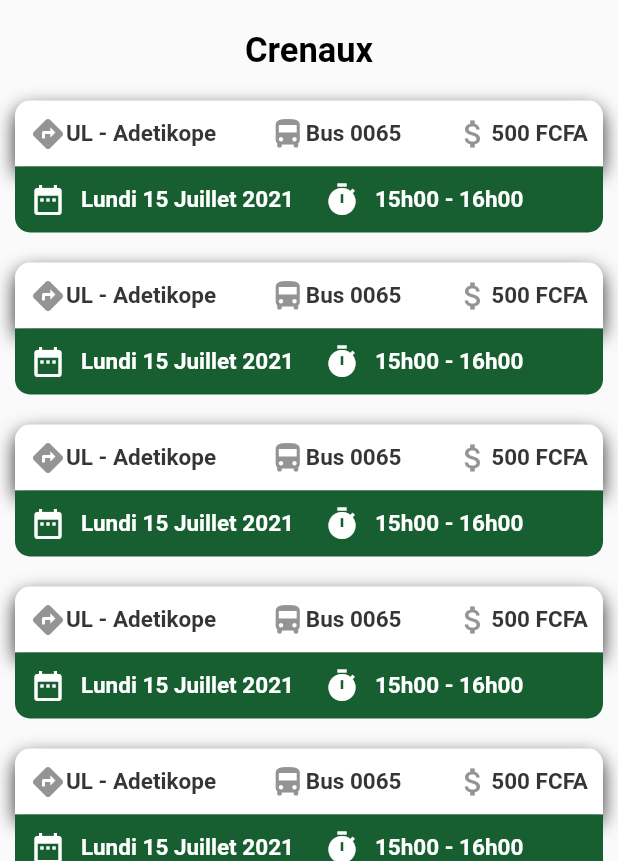
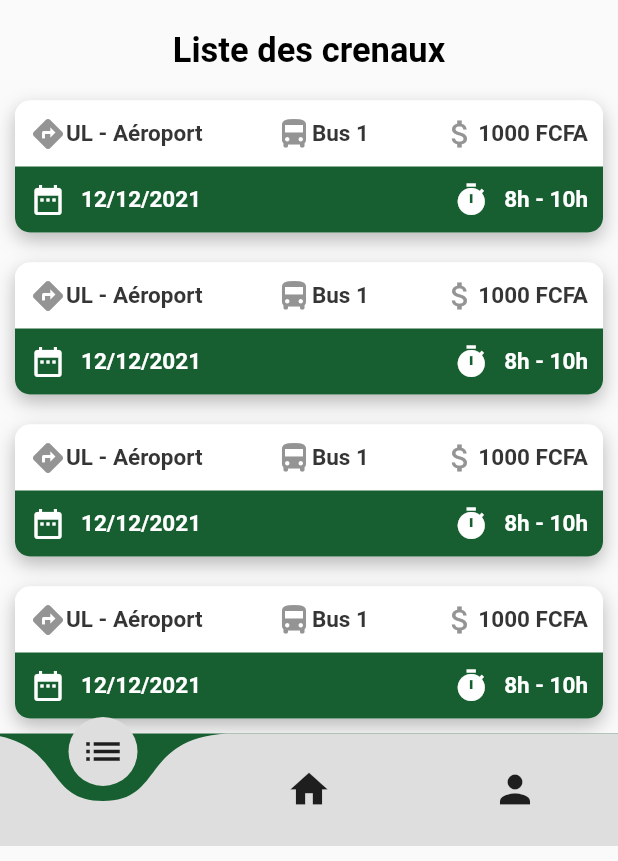
Before and after one commit to agnilondapakou/fee_bus, a Flutter app: the screen it shows after launch, on a phone screen of 412 x 824 dp, the part 375-1236 px from its top. Run offline on Flutter 3.47's test engine with Material 2 defaults, Android fonts, the light colour scheme and no system bars; drawn by our look-alikes of curved_navigation_bar.

Commit message:
Create navbar and fee list widget

```diff
--- a/lib/pages/crenaux_liste.dart
+++ b/lib/pages/crenaux_liste.dart
@@ -1,4 +1,11 @@
+import 'package:fee_bus/widgets/crenaux_widget.dart';
+import 'package:fee_bus/widgets/header_widget.dart';
+import 'package:fee_bus/widgets/nav_bar_widget.dart';
+import 'package:fee_bus/widgets/page_title_widget.dart';
 import 'package:flutter/material.dart';
+
+import '../widgets/header_text_widget.dart';
+import '../widgets/rounded_header_image_widget.dart';
 
 class CrenauxListe extends StatelessWidget {
   const CrenauxListe({super.key});
@@ -6,7 +13,8 @@ class CrenauxListe extends StatelessWidget {
   @override
   Widget build(BuildContext context) {
     return Scaffold(
-      body: SingleChildScrollView(
+      body: Container(
+        child: SingleChildScrollView(
           child: Column(
             children: [
               Column(
@@ -15,236 +23,73 @@ class CrenauxListe extends StatelessWidget {
                     alignment: Alignment.center,
                     clipBehavior: Clip.none,
                     children: [
-                    headerWidget(),
+                      const HeaderWidget(
+                        color: Color(0xFF175F30),
+                        width: double.infinity,
+                        height: 200,
+                      ),
                       Positioned(top: 150, child: profileImageWidget()),
                       Positioned(child: textWidget()),
                     ],
                   ),
                   titleWidget(),
                   crenauxListeWidget(),
+                  const NavBarWidget()
                 ],
               ),
             ],
+          ),
         ),
       ),
     );
   }
 }
 
-Widget headerWidget() => Container(
-      width: double.infinity,
-      height: 200,
-      decoration: const BoxDecoration(
+Widget profileImageWidget() => const RoundedHeaderWidget(
+      width: 100,
+      height: 100,
       color: Color(0xFF175F30),
-        borderRadius: BorderRadius.only(
-          bottomLeft: Radius.circular(30),
-          bottomRight: Radius.circular(30),
-        ),
+      image: Image(
+        image: AssetImage('assets/images/logo.png'),
       ),
     );
 
-Widget profileImageWidget() => Container(
-      width: 100,
-      height: 100,
-      decoration: const BoxDecoration(
-        color: Color(0xFF175F30),
-        shape: BoxShape.circle,
-        image: DecorationImage(
-          image: AssetImage('assets/images/logo.png'),
-          fit: BoxFit.cover,
-        ),
-      ),
-    );
-
-Widget textWidget() => Container(
-      margin: const EdgeInsets.only(right: 25, left: 25),
-      child: const Center(
-        child: Text(
-          'Fee Bus, votre application de réservation de crenaux',
+Widget textWidget() => const HeaderTextWidget(
+      margin: EdgeInsets.all(25),
+      text: 'Fee Bus, votre application de réservation de crenaux',
       textAlign: TextAlign.center,
-          style: TextStyle(
+      textStyle: TextStyle(
         color: Colors.white,
         fontSize: 19,
         fontWeight: FontWeight.w400,
       ),
-        ),
-      ),
     );
 
-Widget titleWidget() => Container(
-      margin: const EdgeInsets.only(top: 70),
-      child: const Center(
-        child: Text(
-          'Crenaux',
-          style: TextStyle(
+Widget titleWidget() => const PageTitleWidget(
+      margin: EdgeInsets.only(top: 70),
+      text: 'Liste des crenaux',
+      textStyle: TextStyle(
         color: Colors.black,
         fontSize: 23,
         fontWeight: FontWeight.bold,
-          ),
-        ),
       ),
     );
 
 Widget crenauxListeWidget() => Container(
     margin: const EdgeInsets.only(top: 10),
-    child: SingleChildScrollView(
     child: Column(
+      // ignore: prefer_const_literals_to_create_immutables
       children: [
-          crenauxWidget(),
-          crenauxWidget(),
-          crenauxWidget(),
-          crenauxWidget(),
-          crenauxWidget(),
-          crenauxWidget(),
-          crenauxWidget(),
-          crenauxWidget(),
-          crenauxWidget(),
-          crenauxWidget(),
-        ],
-      ),
-    ));
+        // create an loop to generate the list of crenaux
 
-Widget crenauxWidget() => Container(
-      margin: const EdgeInsets.all(10),
-      child: Column(
-        children: [
-          Container(
-            padding: const EdgeInsets.all(10),
-            decoration: const BoxDecoration(
-              color: Color.fromARGB(255, 255, 255, 255),
-              borderRadius: BorderRadius.only(
-                topLeft: Radius.circular(10),
-                topRight: Radius.circular(10),
-              ),
-              // give an shadow to the container
-              boxShadow: [
-                BoxShadow(
-                  color: Color.fromARGB(255, 42, 42, 42),
-                  blurRadius: 10,
-                  offset: Offset(0, 5),
+        for (var i = 0; i < 4; i++) ...[
+          const CrenauxWidget(
+            itineraire: 'UL - Aéroport',
+            heure: '8h - 10h',
+            date: '12/12/2021',
+            bus: 'Bus 1',
+            prix: '1000 FCFA',
           ),
         ],
-            ),
-            child: Row(
-              mainAxisAlignment: MainAxisAlignment.spaceBetween,
-              children: [
-                // add road icon
-                Row(
-                  // ignore: prefer_const_literals_to_create_immutables
-                  children: [
-                    const Icon(
-                      Icons.directions,
-                      color: Color.fromARGB(255, 148, 148, 148),
-                    ),
-                    const Text(
-                      'UL - Adetikope',
-                      style: TextStyle(
-                        color: Color.fromARGB(255, 53, 53, 53),
-                        fontSize: 15,
-                        fontWeight: FontWeight.bold,
-                      ),
-                    ),
       ],
-                ),
-                Row(
-                  mainAxisAlignment: MainAxisAlignment.center,
-                  // ignore: prefer_const_literals_to_create_immutables
-                  children: [
-                    const Icon(
-                      Icons.directions_bus,
-                      color: Color.fromARGB(255, 148, 148, 148),
-                    ),
-                    const Text('Bus 0065',
-                        style: TextStyle(
-                          color: Color.fromARGB(255, 53, 53, 53),
-                          fontSize: 15,
-                          fontWeight: FontWeight.bold,
-                        )),
-                  ],
-                ),
-                // fee icon
-                Row(
-                  // ignore: prefer_const_literals_to_create_immutables
-                  children: [
-                    const Icon(
-                      Icons.attach_money,
-                      color: Color.fromARGB(255, 148, 148, 148),
-                    ),
-                    const Text('500 FCFA',
-                        style: TextStyle(
-                          color: Color.fromARGB(255, 53, 53, 53),
-                          fontSize: 15,
-                          fontWeight: FontWeight.bold,
-                        )),
-                  ],
-                ),
-              ],
-            ),
-          ),
-          Container(
-            padding: const EdgeInsets.all(10),
-            decoration: const BoxDecoration(
-              color: Color(0xFF175F30),
-              borderRadius: BorderRadius.only(
-                bottomLeft: Radius.circular(10),
-                bottomRight: Radius.circular(10),
-              ),
-            ),
-            child: Column(
-              mainAxisAlignment: MainAxisAlignment.spaceBetween,
-              children: [
-                // add road icon
-                Row(
-                  children: [
-                    Row(
-                      // ignore: prefer_const_literals_to_create_immutables
-                      mainAxisAlignment: MainAxisAlignment.center,
-                      children: [
-                        const Icon(
-                          Icons.date_range,
-                          color: Color.fromARGB(255, 255, 255, 255),
-                        ),
-                        SizedBox(
-                          width: 10,
-                        ),
-                        const Text(
-                          'Lundi 15 Juillet 2021',
-                          style: TextStyle(
-                            color: Color.fromARGB(255, 255, 255, 255),
-                            fontSize: 15,
-                            fontWeight: FontWeight.bold,
-                          ),
-                        ),
-                      ],
-                    ),
-                    SizedBox(
-                      width: 20,
-                    ),
-                    // fee icon
-                    Row(
-                      mainAxisAlignment: MainAxisAlignment.center,
-                      // ignore: prefer_const_literals_to_create_immutables
-                      children: [
-                        const Icon(
-                          Icons.timer,
-                          color: Color.fromARGB(255, 255, 255, 255),
-                        ),
-                        SizedBox(
-                          width: 10,
-                        ),
-                        const Text('15h00 - 16h00',
-                            style: TextStyle(
-                              color: Color.fromARGB(255, 255, 255, 255),
-                              fontSize: 15,
-                              fontWeight: FontWeight.bold,
-                            )),
-                      ],
-                    ),
-                  ],
-                ),
-              ],
-            ),
-          ),
-        ],
-      ),
-    );
+    ));
--- /dev/null
+++ b/lib/widgets/crenaux_widget.dart
@@ -0,0 +1,164 @@
+import 'package:flutter/material.dart';
+
+class CrenauxWidget extends StatelessWidget {
+  final String? itineraire;
+  final String? heure;
+  final String? date;
+  final String? bus;
+  final String? prix;
+  const CrenauxWidget(
+      {Key? key, this.itineraire, this.heure, this.date, this.bus, this.prix})
+      : super(key: key);
+
+  @override
+  Widget build(BuildContext context) {
+    return Container(
+      margin: const EdgeInsets.all(10),
+      decoration: const BoxDecoration(
+        color: Color.fromARGB(255, 255, 255, 255),
+        borderRadius: BorderRadius.all(Radius.circular(10)),
+        boxShadow: [
+          BoxShadow(
+            color: Color.fromARGB(255, 183, 183, 183),
+            blurRadius: 10,
+            offset: Offset(0, 5),
+          ),
+        ],
+      ),
+      child: Column(
+        children: [
+          Container(
+            padding: const EdgeInsets.all(10),
+            decoration: const BoxDecoration(
+              color: Color.fromARGB(255, 255, 255, 255),
+              borderRadius: BorderRadius.only(
+                topLeft: Radius.circular(10),
+                topRight: Radius.circular(10),
+              ),
+            ),
+            child: Row(
+              mainAxisAlignment: MainAxisAlignment.spaceBetween,
+              children: [
+                // add road icon
+                Row(
+                  // ignore: prefer_const_literals_to_create_immutables
+                  children: [
+                    const Icon(
+                      Icons.directions,
+                      color: Color.fromARGB(255, 148, 148, 148),
+                    ),
+                    Text(
+                      '$itineraire',
+                      style: const TextStyle(
+                        color: Color.fromARGB(255, 53, 53, 53),
+                        fontSize: 15,
+                        fontWeight: FontWeight.bold,
+                      ),
+                    ),
+                  ],
+                ),
+                Row(
+                  mainAxisAlignment: MainAxisAlignment.center,
+                  // ignore: prefer_const_literals_to_create_immutables
+                  children: [
+                    const Icon(
+                      Icons.directions_bus,
+                      color: Color.fromARGB(255, 148, 148, 148),
+                    ),
+                    Text('$bus',
+                        style: const TextStyle(
+                          color: Color.fromARGB(255, 53, 53, 53),
+                          fontSize: 15,
+                          fontWeight: FontWeight.bold,
+                        )),
+                  ],
+                ),
+                // fee icon
+                Row(
+                  // ignore: prefer_const_literals_to_create_immutables
+                  children: [
+                    const Icon(
+                      Icons.attach_money,
+                      color: Color.fromARGB(255, 148, 148, 148),
+                    ),
+                    Text('$prix',
+                        style: TextStyle(
+                          color: Color.fromARGB(255, 53, 53, 53),
+                          fontSize: 15,
+                          fontWeight: FontWeight.bold,
+                        )),
+                  ],
+                ),
+              ],
+            ),
+          ),
+          Container(
+            padding: const EdgeInsets.all(10),
+            decoration: const BoxDecoration(
+              color: Color(0xFF175F30),
+              borderRadius: BorderRadius.only(
+                bottomLeft: Radius.circular(10),
+                bottomRight: Radius.circular(10),
+              ),
+            ),
+            child: Column(
+              mainAxisAlignment: MainAxisAlignment.spaceBetween,
+              children: [
+                // add road icon
+                Row(
+                  mainAxisAlignment: MainAxisAlignment.spaceBetween,
+                  children: [
+                    Row(
+                      // ignore: prefer_const_literals_to_create_immutables
+                      mainAxisAlignment: MainAxisAlignment.center,
+                      children: [
+                        const Icon(
+                          Icons.date_range,
+                          color: Color.fromARGB(255, 255, 255, 255),
+                        ),
+                        const SizedBox(
+                          width: 10,
+                        ),
+                        Text(
+                          '$date',
+                          style: const TextStyle(
+                            color: Color.fromARGB(255, 255, 255, 255),
+                            fontSize: 15,
+                            fontWeight: FontWeight.bold,
+                          ),
+                        ),
+                      ],
+                    ),
+                    const SizedBox(
+                      width: 20,
+                    ),
+                    // fee icon
+                    Row(
+                      mainAxisAlignment: MainAxisAlignment.center,
+                      // ignore: prefer_const_literals_to_create_immutables
+                      children: [
+                        const Icon(
+                          Icons.timer,
+                          color: Color.fromARGB(255, 255, 255, 255),
+                        ),
+                        const SizedBox(
+                          width: 10,
+                        ),
+                        Text('$heure',
+                            style: const TextStyle(
+                              color: Color.fromARGB(255, 255, 255, 255),
+                              fontSize: 15,
+                              fontWeight: FontWeight.bold,
+                            )),
+                      ],
+                    ),
+                  ],
+                ),
+              ],
+            ),
+          ),
+        ],
+      ),
+    );
+  }
+}
--- /dev/null
+++ b/lib/widgets/header_text_widget.dart
@@ -0,0 +1,21 @@
+import 'package:flutter/material.dart';
+
+class HeaderTextWidget extends StatelessWidget {
+  final EdgeInsets? margin;
+  final String? text;
+  final TextAlign? textAlign;
+  final TextStyle? textStyle;
+
+  const HeaderTextWidget(
+      {super.key, this.margin, this.text, this.textAlign, this.textStyle});
+
+  @override
+  Widget build(BuildContext context) {
+    return Container(
+      margin: margin,
+      child: Center(
+        child: Text('$text', textAlign: textAlign, style: textStyle),
+      ),
+    );
+  }
+}
--- /dev/null
+++ b/lib/widgets/header_widget.dart
@@ -0,0 +1,25 @@
+import 'package:flutter/material.dart';
+
+class HeaderWidget extends StatelessWidget {
+  final Color? color;
+  final double? width;
+  final double? height;
+
+  const HeaderWidget({Key? key, this.color, this.width, this.height})
+      : super(key: key);
+
+  @override
+  Widget build(BuildContext context) {
+    return Container(
+      width: width,
+      height: height,
+      decoration: BoxDecoration(
+        color: color,
+        borderRadius: BorderRadius.only(
+          bottomLeft: Radius.circular(30),
+          bottomRight: Radius.circular(30),
+        ),
+      ),
+    );
+  }
+}
--- /dev/null
+++ b/lib/widgets/nav_bar_widget.dart
@@ -0,0 +1,22 @@
+import 'package:curved_navigation_bar/curved_navigation_bar.dart';
+import 'package:flutter/material.dart';
+
+class NavBarWidget extends StatelessWidget {
+  const NavBarWidget({super.key});
+
+  @override
+  Widget build(BuildContext context) {
+    return CurvedNavigationBar(
+      // ignore: prefer_const_literals_to_create_immutables
+      backgroundColor: const Color(0xFF175F30),
+      // ignore: prefer_const_literals_to_create_immutables
+      animationDuration: Duration(milliseconds: 300),
+      color: Color.fromARGB(255, 222, 222, 222),
+      items: [
+        const Icon(Icons.list, size: 30),
+        const Icon(Icons.home, size: 30),
+        const Icon(Icons.person, size: 30),
+      ],
+    );
+  }
+}
--- /dev/null
+++ b/lib/widgets/page_title_widget.dart
@@ -0,0 +1,22 @@
+import 'package:flutter/material.dart';
+
+class PageTitleWidget extends StatelessWidget {
+  final EdgeInsets? margin;
+  final String? text;
+  final TextStyle? textStyle;
+
+  const PageTitleWidget({super.key, this.margin, this.text, this.textStyle});
+
+  @override
+  Widget build(BuildContext context) {
+    return Container(
+      margin: margin,
+      child: Center(
+        child: Text(
+          '$text',
+          style: textStyle,
+        ),
+      ),
+    );
+  }
+}
--- /dev/null
+++ b/lib/widgets/rounded_header_image_widget.dart
@@ -0,0 +1,28 @@
+import 'package:flutter/material.dart';
+
+class RoundedHeaderWidget extends StatelessWidget {
+  final Color? color;
+  final double? width;
+  final double? height;
+  final Image? image;
+
+  const RoundedHeaderWidget(
+      {Key? key, this.color, this.width, this.height, this.image})
+      : super(key: key);
+
+  @override
+  Widget build(BuildContext context) {
+    return Container(
+      width: width,
+      height: height,
+      decoration: BoxDecoration(
+        color: color,
+        shape: BoxShape.circle,
+        image: DecorationImage(
+          image: image!.image,
+          fit: BoxFit.cover,
+        ),
+      ),
+    );
+  }
+}
--- a/pubspec.yaml
+++ b/pubspec.yaml
@@ -36,6 +36,7 @@ dependencies:
   # The following adds the Cupertino Icons font to your application.
   # Use with the CupertinoIcons class for iOS style icons.
   cupertino_icons: ^1.0.2
+  curved_navigation_bar: ^1.0.3
 
 dev_dependencies:
   flutter_test:
```
Also changed, not shown: pubspec.lock. Lines whose indentation alone changed are shown as unchanged.
